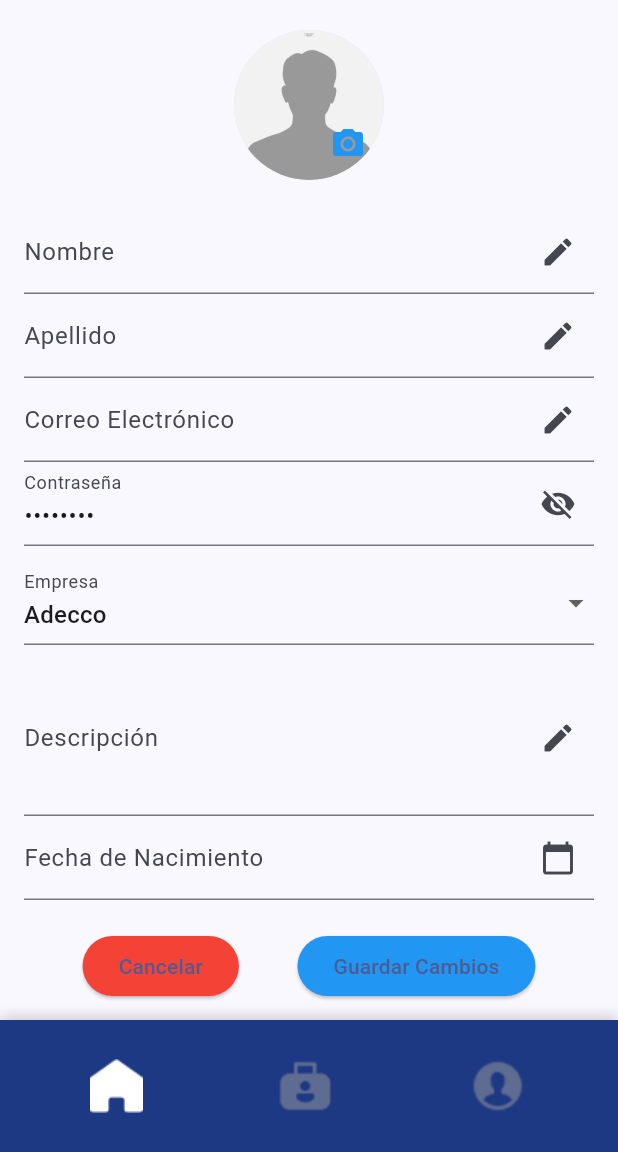
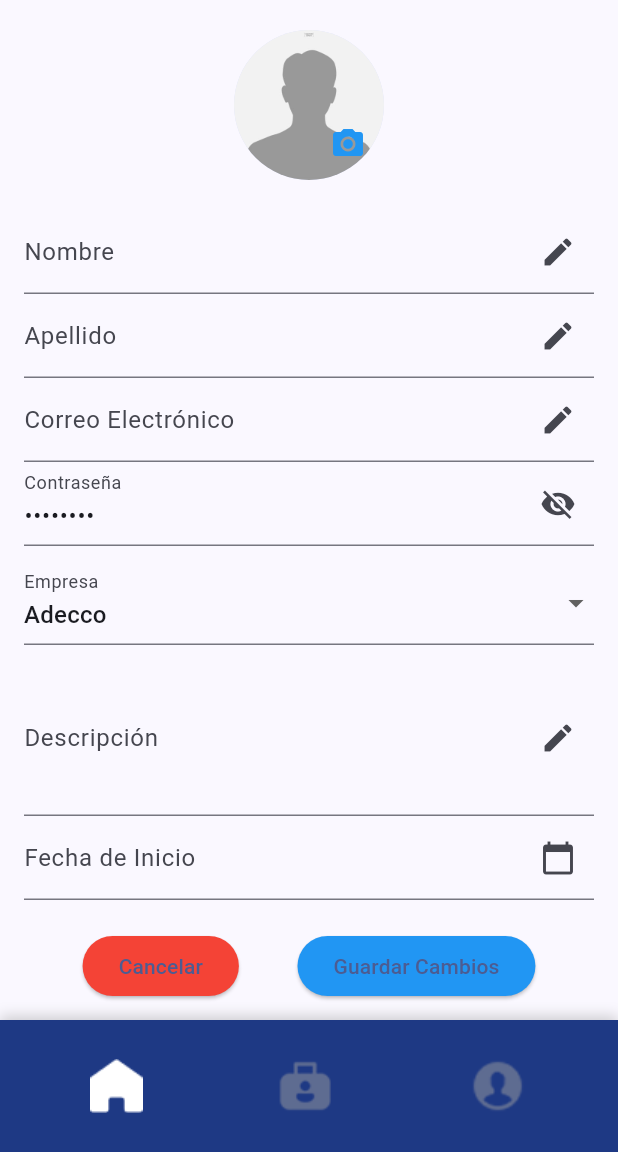
Before and after one commit to LKA102/G7-FISIPRACTICA, a Flutter app: the EditarReclutadorScreen screen opened directly with empty values, on a phone screen of 412 x 824 dp, the part 84-1236 px from its top. Run offline on Flutter 3.47's test engine with Material 3 defaults, Android fonts, the phone set to English and light mode, and no system bars; our stand-ins replace dio, flutter_colorpicker, flutter_dotenv, image_picker, jwt_decoder, logger and 1 more; missing offline and left inert: dart:ffi, flutter_session_manager; accounts and stored records are empty.

Commit message:
Modificar el tipo de dato del reclutador y actualizar etiquetas de fecha en la pantalla de edición de perfil

```diff
--- a/flutter_app/lib/screens/editar_perfil_reclutador_screen.dart
+++ b/flutter_app/lib/screens/editar_perfil_reclutador_screen.dart
@@ -4,7 +4,7 @@ import '../widgets/footer.dart';
 import 'reclutadores_screen.dart';
 
 class EditarReclutadorScreen extends StatefulWidget {
-  final Map<String, String> reclutador;
+  final Map<String, dynamic> reclutador;
 
   const EditarReclutadorScreen({super.key, required this.reclutador});
 
@@ -30,7 +30,7 @@ class _EditarReclutadorScreenState extends State<EditarReclutadorScreen> {
     _correoController = TextEditingController(text: widget.reclutador['correo']);
     _passwordController = TextEditingController(text: '********');
     _descripcionController = TextEditingController(text: widget.reclutador['descripcion']);
-    _fechaController = TextEditingController(text: widget.reclutador['fecha_nacimiento']);
+    _fechaController = TextEditingController(text: widget.reclutador['fecha_inicio']);
   }
 
   @override
@@ -197,7 +197,7 @@ class _EditarReclutadorScreenState extends State<EditarReclutadorScreen> {
               controller: _fechaController,
               readOnly: true,
               decoration: InputDecoration(
-                labelText: 'Fecha de Nacimiento',
+                labelText: 'Fecha de Inicio',
                 suffixIcon: IconButton(
                   icon: Icon(Icons.calendar_today),
                   onPressed: _seleccionarFecha,
```
Also changed, not shown: flutter_app/lib/screens/reclutadores_screen.dart (+49 -19 lines).
